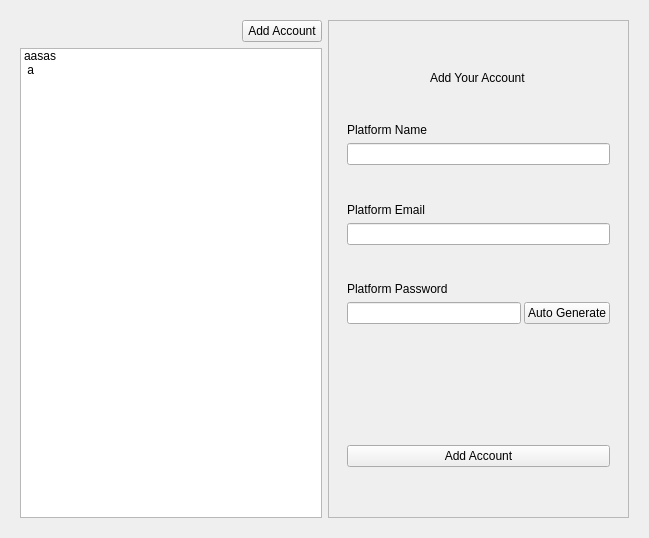
This is pages/view/passwordGenerator/passwordgeneratorpage.ui in SahisN/PasswordManager as Qt 5 draws it before an edit. The edited form follows.
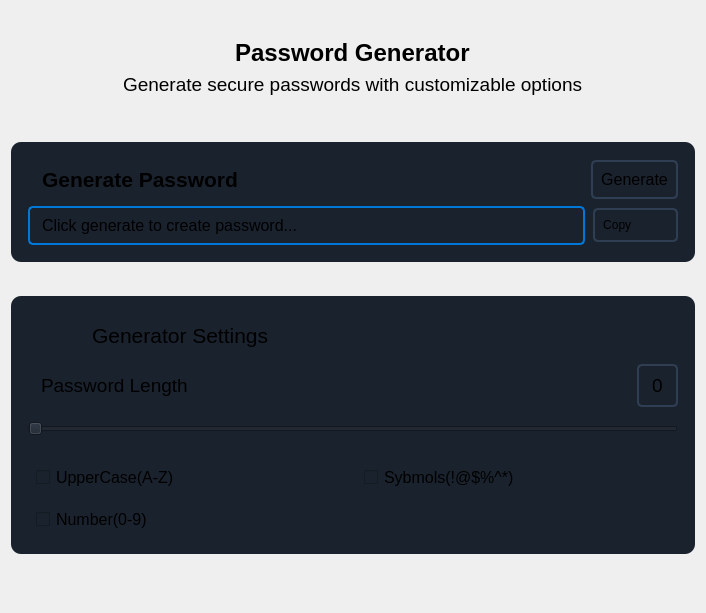
This is the edited form. The open tabs and pages were chosen to show the change. Icons and pictures are not drawn.

Commit message: feat: Added Styling to Password Generator Page" ;

```diff
--- a/pages/view/passwordGenerator/passwordgeneratorpage.ui
+++ b/pages/view/passwordGenerator/passwordgeneratorpage.ui
@@ -6,8 +6,8 @@
    <rect>
     <x>0</x>
     <y>0</y>
-    <width>649</width>
-    <height>538</height>
+    <width>706</width>
+    <height>613</height>
    </rect>
   </property>
   <property name="windowTitle">
@@ -15,213 +15,164 @@
   </property>
   <layout class="QVBoxLayout" name="verticalLayout_2">
    <item>
-    <widget class="QStackedWidget" name="dashboardPages">
-     <property name="currentIndex">
-      <number>1</number>
+    <spacer name="verticalSpacer_4">
+     <property name="orientation">
+      <enum>Qt::Orientation::Vertical</enum>
      </property>
-     <widget class="QWidget" name="vaultPage">
-      <layout class="QHBoxLayout" name="horizontalLayout_3">
-       <item>
-        <layout class="QVBoxLayout" name="verticalLayout_3">
-         <item alignment="Qt::AlignmentFlag::AlignRight">
-          <widget class="QPushButton" name="addAccountButton">
+     <property name="sizeHint" stdset="0">
+      <size>
+       <width>20</width>
+       <height>40</height>
+      </size>
+     </property>
+    </spacer>
+   </item>
+   <item alignment="Qt::AlignmentFlag::AlignHCenter|Qt::AlignmentFlag::AlignBottom">
+    <widget class="QLabel" name="pageLabel">
+     <property name="font">
+      <font>
+       <pointsize>18</pointsize>
+       <bold>true</bold>
+      </font>
+     </property>
            <property name="text">
-            <string>Add Account</string>
+      <string>Password Generator</string>
            </property>
           </widget>
          </item>
-         <item>
-          <layout class="QHBoxLayout" name="horizontalLayout_4">
-           <item>
-            <widget class="QListWidget" name="listWidget">
-             <item>
+   <item alignment="Qt::AlignmentFlag::AlignHCenter|Qt::AlignmentFlag::AlignTop">
+    <widget class="QLabel" name="pageDescription">
+     <property name="font">
+      <font>
+       <pointsize>14</pointsize>
+      </font>
+     </property>
               <property name="text">
-               <string>aasas 
- a</string>
-              </property>
-             </item>
-            </widget>
-           </item>
-          </layout>
-         </item>
-        </layout>
-       </item>
+      <string>Generate secure passwords with customizable options</string>
+     </property>
+    </widget>
+   </item>
+   <item>
+    <spacer name="verticalSpacer_3">
+     <property name="orientation">
+      <enum>Qt::Orientation::Vertical</enum>
+     </property>
+     <property name="sizeType">
+      <enum>QSizePolicy::Policy::Fixed</enum>
+     </property>
+     <property name="sizeHint" stdset="0">
+      <size>
+       <width>20</width>
+       <height>40</height>
+      </size>
+     </property>
+    </spacer>
+   </item>
        <item>
-        <layout class="QVBoxLayout" name="verticalLayout_4">
-         <item>
-          <widget class="QFrame" name="frame_3">
+    <widget class="QFrame" name="frame">
+     <property name="styleSheet">
+      <string notr="true">background-color: #1a222d;
+border: 2px;
+border-radius:10px;
+padding: 8px;</string>
+     </property>
            <property name="frameShape">
             <enum>QFrame::Shape::StyledPanel</enum>
            </property>
            <property name="frameShadow">
             <enum>QFrame::Shadow::Raised</enum>
            </property>
-           <layout class="QVBoxLayout" name="verticalLayout_8">
-            <item>
-             <widget class="QStackedWidget" name="accountPanel">
-              <property name="maximumSize">
-               <size>
-                <width>16777207</width>
-                <height>16777215</height>
-               </size>
-              </property>
-              <property name="currentIndex">
-               <number>2</number>
-              </property>
-              <widget class="QWidget" name="emptyAccountPage">
                <layout class="QVBoxLayout" name="verticalLayout">
-                <item alignment="Qt::AlignmentFlag::AlignHCenter|Qt::AlignmentFlag::AlignVCenter">
+      <item>
+       <layout class="QGridLayout" name="gridLayout">
+        <item row="0" column="1" alignment="Qt::AlignmentFlag::AlignRight">
+         <widget class="QPushButton" name="generatePasswordBtn">
+          <property name="font">
+           <font>
+            <pointsize>12</pointsize>
+           </font>
+          </property>
+          <property name="styleSheet">
+           <string notr="true">border: 2px solid #2f3e53;
+border-radius: 5px;</string>
+          </property>
+          <property name="text">
+           <string>Generate</string>
+          </property>
+          <property name="icon">
+           <iconset resource="../../../resources.qrc">
+            <normaloff>:/img/images/restart_logo.svg</normaloff>:/img/images/restart_logo.svg</iconset>
+          </property>
+          <property name="iconSize">
+           <size>
+            <width>24</width>
+            <height>24</height>
+           </size>
+          </property>
+         </widget>
+        </item>
+        <item row="0" column="0">
+         <widget class="QLabel" name="frameLabel">
+          <property name="font">
+           <font>
+            <pointsize>16</pointsize>
+            <bold>true</bold>
+           </font>
+          </property>
+          <property name="lineWidth">
+           <number>1</number>
+          </property>
+          <property name="text">
+           <string>Generate Password</string>
+          </property>
+         </widget>
+        </item>
+        <item row="1" column="1" alignment="Qt::AlignmentFlag::AlignRight">
+         <widget class="QPushButton" name="pushButton_2">
+          <property name="styleSheet">
+           <string notr="true">border: 2px solid #2f3e53;
+border-radius: 5px;</string>
+          </property>
+          <property name="text">
+           <string>Copy           </string>
+          </property>
+          <property name="icon">
+           <iconset resource="../../../resources.qrc">
+            <normaloff>:/img/images/copy_logo.svg</normaloff>:/img/images/copy_logo.svg</iconset>
+          </property>
+          <property name="iconSize">
+           <size>
+            <width>24</width>
+            <height>24</height>
+           </size>
+          </property>
+         </widget>
+        </item>
+        <item row="1" column="0">
                  <widget class="QLabel" name="label">
                   <property name="sizePolicy">
-                   <sizepolicy hsizetype="Preferred" vsizetype="Preferred">
+           <sizepolicy hsizetype="Expanding" vsizetype="Preferred">
                     <horstretch>0</horstretch>
                     <verstretch>0</verstretch>
                    </sizepolicy>
                   </property>
-                  <property name="text">
-                   <string>Select / Create a account  to view details</string>
-                  </property>
-                 </widget>
-                </item>
-               </layout>
-              </widget>
-              <widget class="QWidget" name="accountDetailPage">
-               <layout class="QVBoxLayout" name="verticalLayout_6">
-                <item>
-                 <widget class="QLabel" name="label_7">
-                  <property name="text">
-                   <string>Account Detail Page</string>
-                  </property>
-                 </widget>
-                </item>
-               </layout>
-              </widget>
-              <widget class="QWidget" name="createAccountPage">
-               <layout class="QVBoxLayout" name="verticalLayout_5">
-                <item>
-                 <spacer name="verticalSpacer_3">
-                  <property name="orientation">
-                   <enum>Qt::Orientation::Vertical</enum>
-                  </property>
-                  <property name="sizeHint" stdset="0">
-                   <size>
-                    <width>20</width>
-                    <height>40</height>
-                   </size>
-                  </property>
-                 </spacer>
-                </item>
-                <item alignment="Qt::AlignmentFlag::AlignHCenter">
-                 <widget class="QLabel" name="label_6">
+          <property name="font">
+           <font>
+            <pointsize>12</pointsize>
+           </font>
+          </property>
+          <property name="styleSheet">
+           <string notr="true">border: 2px solid #0078d7;;
+border-radius:5px;</string>
+          </property>
                   <property name="text">
-                   <string>Add Your Account</string>
+           <string>Click generate to create password...</string>
                   </property>
                  </widget>
                 </item>
-                <item>
-                 <spacer name="verticalSpacer_6">
-                  <property name="orientation">
-                   <enum>Qt::Orientation::Vertical</enum>
-                  </property>
-                  <property name="sizeHint" stdset="0">
-                   <size>
-                    <width>20</width>
-                    <height>40</height>
-                   </size>
-                  </property>
-                 </spacer>
-                </item>
-                <item alignment="Qt::AlignmentFlag::AlignLeft|Qt::AlignmentFlag::AlignBottom">
-                 <widget class="QLabel" name="accountTitleLabel">
-                  <property name="text">
-                   <string>Platform Name</string>
-                  </property>
-                 </widget>
-                </item>
-                <item>
-                 <widget class="QLineEdit" name="platformName"/>
-                </item>
-                <item>
-                 <spacer name="verticalSpacer_2">
-                  <property name="orientation">
-                   <enum>Qt::Orientation::Vertical</enum>
-                  </property>
-                  <property name="sizeHint" stdset="0">
-                   <size>
-                    <width>20</width>
-                    <height>40</height>
-                   </size>
-                  </property>
-                 </spacer>
-                </item>
-                <item alignment="Qt::AlignmentFlag::AlignBottom">
-                 <widget class="QLabel" name="label_4">
-                  <property name="text">
-                   <string>Platform Email</string>
-                  </property>
-                 </widget>
-                </item>
-                <item>
-                 <widget class="QLineEdit" name="platformEmail"/>
-                </item>
-                <item>
-                 <spacer name="verticalSpacer_4">
-                  <property name="orientation">
-                   <enum>Qt::Orientation::Vertical</enum>
-                  </property>
-                  <property name="sizeHint" stdset="0">
-                   <size>
-                    <width>20</width>
-                    <height>40</height>
-                   </size>
-                  </property>
-                 </spacer>
-                </item>
-                <item alignment="Qt::AlignmentFlag::AlignBottom">
-                 <widget class="QLabel" name="label_5">
-                  <property name="text">
-                   <string>Platform Password</string>
-                  </property>
-                 </widget>
-                </item>
-                <item>
-                 <layout class="QHBoxLayout" name="horizontalLayout_10">
-                  <property name="spacing">
-                   <number>3</number>
-                  </property>
-                  <property name="bottomMargin">
-                   <number>83</number>
-                  </property>
-                  <item>
-                   <widget class="QLineEdit" name="platformPassword"/>
-                  </item>
-                  <item>
-                   <widget class="QPushButton" name="autoGenerateButton">
-                    <property name="text">
-                     <string>Auto Generate</string>
-                    </property>
-                   </widget>
-                  </item>
-                 </layout>
-                </item>
-                <item>
-                 <spacer name="verticalSpacer_5">
-                  <property name="orientation">
-                   <enum>Qt::Orientation::Vertical</enum>
-                  </property>
-                  <property name="sizeHint" stdset="0">
-                   <size>
-                    <width>20</width>
-                    <height>40</height>
-                   </size>
-                  </property>
-                 </spacer>
-                </item>
-                <item>
-                 <widget class="QPushButton" name="addAccountButton_2">
-                  <property name="text">
-                   <string>Add Account</string>
-                  </property>
+       </layout>
+      </item>
+     </layout>
                  </widget>
                 </item>
                 <item>
@@ -237,119 +188,143 @@
                   </property>
                  </spacer>
                 </item>
-               </layout>
-              </widget>
-             </widget>
-            </item>
-           </layout>
-          </widget>
-         </item>
-        </layout>
-       </item>
-      </layout>
-     </widget>
-     <widget class="QWidget" name="passwordGeneratorPage">
-      <layout class="QVBoxLayout" name="verticalLayout_9">
-       <item>
-        <widget class="QLabel" name="label_2">
-         <property name="text">
-          <string>Password Generator</string>
-         </property>
-        </widget>
-       </item>
-       <item>
-        <widget class="QLabel" name="label_8">
-         <property name="text">
-          <string>Generate secure password with customizable option</string>
-         </property>
-        </widget>
-       </item>
        <item>
         <widget class="QFrame" name="frame_2">
+     <property name="styleSheet">
+      <string notr="true">background-color: #1a222d;
+border: 2px;
+border-radius:10px;
+padding: 8px;</string>
+     </property>
          <property name="frameShape">
           <enum>QFrame::Shape::StyledPanel</enum>
          </property>
          <property name="frameShadow">
           <enum>QFrame::Shadow::Raised</enum>
          </property>
-         <layout class="QVBoxLayout" name="verticalLayout_11">
+     <layout class="QVBoxLayout" name="verticalLayout_3">
           <item>
-           <layout class="QHBoxLayout" name="horizontalLayout">
-            <item alignment="Qt::AlignmentFlag::AlignBottom">
-             <widget class="QLabel" name="label_9">
-              <property name="text">
-               <string>Generate Password</string>
-              </property>
-             </widget>
-            </item>
-            <item alignment="Qt::AlignmentFlag::AlignRight|Qt::AlignmentFlag::AlignBottom">
-             <widget class="QPushButton" name="passwordGenerateButton">
-              <property name="text">
-               <string>Generate</string>
-              </property>
-              <property name="icon">
-               <iconset theme="QIcon::ThemeIcon::SyncSynchronizing"/>
-              </property>
-             </widget>
-            </item>
-           </layout>
-          </item>
-          <item>
-           <layout class="QHBoxLayout" name="horizontalLayout_5">
-            <item>
-             <widget class="QLabel" name="showPassword">
-              <property name="text">
-               <string>TextLabel</string>
-              </property>
-             </widget>
-            </item>
-            <item alignment="Qt::AlignmentFlag::AlignRight">
-             <widget class="QPushButton" name="copyButton">
+       <layout class="QHBoxLayout" name="horizontalLayout_2">
+        <item alignment="Qt::AlignmentFlag::AlignLeft">
+         <widget class="QLabel" name="label_4">
+          <property name="sizePolicy">
+           <sizepolicy hsizetype="Minimum" vsizetype="Minimum">
+            <horstretch>0</horstretch>
+            <verstretch>0</verstretch>
+           </sizepolicy>
+          </property>
+          <property name="minimumSize">
+           <size>
+            <width>45</width>
+            <height>45</height>
+           </size>
+          </property>
+          <property name="maximumSize">
+           <size>
+            <width>30</width>
+            <height>30</height>
+           </size>
+          </property>
               <property name="text">
                <string/>
               </property>
-              <property name="icon">
-               <iconset theme="QIcon::ThemeIcon::EditCopy"/>
-              </property>
-             </widget>
-            </item>
-           </layout>
-          </item>
-         </layout>
-        </widget>
-       </item>
-       <item>
-        <widget class="QFrame" name="frame_4">
-         <property name="frameShape">
-          <enum>QFrame::Shape::StyledPanel</enum>
-         </property>
-         <property name="frameShadow">
-          <enum>QFrame::Shadow::Raised</enum>
-         </property>
-         <layout class="QVBoxLayout" name="verticalLayout_12">
-          <item>
-           <widget class="QLabel" name="label_10">
+          <property name="pixmap">
+           <pixmap resource="../../../resources.qrc">:/img/images/settings_logo.svg</pixmap>
+          </property>
+          <property name="scaledContents">
+           <bool>true</bool>
+          </property>
+         </widget>
+        </item>
+        <item alignment="Qt::AlignmentFlag::AlignLeft">
+         <widget class="QLabel" name="frame2Label">
+          <property name="font">
+           <font>
+            <pointsize>16</pointsize>
+           </font>
+          </property>
             <property name="text">
-             <string>Generate Settings</string>
+           <string>Generator Settings</string>
             </property>
            </widget>
           </item>
           <item>
-           <layout class="QHBoxLayout" name="horizontalLayout_6">
+         <spacer name="horizontalSpacer">
+          <property name="orientation">
+           <enum>Qt::Orientation::Horizontal</enum>
+          </property>
+          <property name="sizeHint" stdset="0">
+           <size>
+            <width>40</width>
+            <height>20</height>
+           </size>
+          </property>
+         </spacer>
+        </item>
+       </layout>
+      </item>
             <item>
-             <widget class="QLabel" name="label_11">
+       <layout class="QHBoxLayout" name="horizontalLayout_3">
+        <item>
+         <widget class="QLabel" name="passwordLengthLabel">
+          <property name="font">
+           <font>
+            <pointsize>14</pointsize>
+           </font>
+          </property>
               <property name="text">
                <string>Password Length</string>
               </property>
              </widget>
             </item>
             <item alignment="Qt::AlignmentFlag::AlignRight">
-             <widget class="QLCDNumber" name="passwordLengthDisplay"/>
+         <widget class="QLabel" name="passwordLengthDisplay">
+          <property name="font">
+           <font>
+            <pointsize>14</pointsize>
+           </font>
+          </property>
+          <property name="styleSheet">
+           <string notr="true">border: 2px solid #2f3e53;
+border-radius:5px;
+</string>
+          </property>
+          <property name="text">
+           <string>0</string>
+          </property>
+         </widget>
             </item>
            </layout>
           </item>
           <item>
-           <widget class="QSlider" name="passwordLengthSelector">
+       <widget class="QSlider" name="horizontalSlider">
+        <property name="styleSheet">
+         <string notr="true">QScrollBar:horizontal {
+        border: none;
+        background: #e0e0e0;
+        height: 14px; /* Thicker height */
+        margin: 0px 20px 0 20px;
+        border-radius: 7px;
+    }
+
+    QScrollBar::handle:horizontal {
+        background: #888;
+        min-width: 30px;
+        border-radius: 7px; /* Rounded handle */
+    }
+
+    QScrollBar::add-line:horizontal,
+    QScrollBar::sub-line:horizontal {
+        background: none;
+        border: none;
+        width: 0px;
+    }
+
+    QScrollBar::add-page:horizontal,
+    QScrollBar::sub-page:horizontal {
+        background: none;
+    }</string>
+        </property>
             <property name="orientation">
              <enum>Qt::Orientation::Horizontal</enum>
             </property>
@@ -363,78 +338,87 @@
            </widget>
           </item>
           <item>
-           <layout class="QGridLayout" name="gridLayout">
+       <layout class="QGridLayout" name="gridLayout_2">
+        <item row="1" column="0">
+         <widget class="QCheckBox" name="checkBox_2">
+          <property name="font">
+           <font>
+            <pointsize>12</pointsize>
+           </font>
+          </property>
+          <property name="layoutDirection">
+           <enum>Qt::LayoutDirection::LeftToRight</enum>
+          </property>
+          <property name="styleSheet">
+           <string notr="true">border: 2px white;</string>
+          </property>
+          <property name="text">
+           <string>Number(0-9)</string>
+          </property>
+         </widget>
+        </item>
             <item row="0" column="0">
-             <widget class="QLabel" name="label_12">
+         <widget class="QCheckBox" name="checkBox">
+          <property name="font">
+           <font>
+            <pointsize>12</pointsize>
+           </font>
+          </property>
+          <property name="layoutDirection">
+           <enum>Qt::LayoutDirection::LeftToRight</enum>
+          </property>
+          <property name="styleSheet">
+           <string notr="true">border: 2px #2f3e53;</string>
+          </property>
               <property name="text">
-               <string>Uppercase (A-Z)</string>
+           <string>UpperCase(A-Z)</string>
               </property>
              </widget>
             </item>
             <item row="0" column="1">
-             <widget class="QCheckBox" name="upperCaseCheckBox">
-              <property name="text">
-               <string>Allowed</string>
-              </property>
-             </widget>
-            </item>
-            <item row="1" column="1">
-             <widget class="QCheckBox" name="numberCheckBox">
-              <property name="text">
-               <string>Allowed</string>
-              </property>
-             </widget>
-            </item>
-            <item row="0" column="2">
-             <widget class="QLabel" name="label_14">
+         <widget class="QCheckBox" name="checkBox_3">
+          <property name="font">
+           <font>
+            <pointsize>12</pointsize>
+           </font>
+          </property>
+          <property name="layoutDirection">
+           <enum>Qt::LayoutDirection::LeftToRight</enum>
+          </property>
               <property name="text">
-               <string>Symbols(!@#$)</string>
+           <string>Sybmols(!@$%^*)</string>
               </property>
              </widget>
             </item>
-            <item row="0" column="3">
-             <widget class="QCheckBox" name="symbolCheckBox">
-              <property name="text">
-               <string>Allowed</string>
-              </property>
-             </widget>
-            </item>
-            <item row="1" column="0">
-             <widget class="QLabel" name="label_13">
-              <property name="text">
-               <string>Number (0-9)</string>
-              </property>
-             </widget>
-            </item>
-           </layout>
+       </layout>
+      </item>
+     </layout>
+    </widget>
           </item>
           <item>
-           <widget class="Line" name="line_2">
+    <spacer name="verticalSpacer_2">
             <property name="orientation">
-             <enum>Qt::Orientation::Horizontal</enum>
-            </property>
-           </widget>
-          </item>
-         </layout>
-        </widget>
-       </item>
-      </layout>
-     </widget>
-     <widget class="QWidget" name="settingsPage">
-      <layout class="QVBoxLayout" name="verticalLayout_10">
+      <enum>Qt::Orientation::Vertical</enum>
+     </property>
+     <property name="sizeHint" stdset="0">
+      <size>
+       <width>20</width>
+       <height>40</height>
+      </size>
+     </property>
+    </spacer>
+   </item>
        <item>
-        <widget class="QLabel" name="label_3">
+    <widget class="QLabel" name="label_5">
          <property name="text">
-          <string>SettingsPage</string>
+      <string/>
          </property>
         </widget>
        </item>
       </layout>
      </widget>
-    </widget>
-   </item>
-  </layout>
- </widget>
- <resources/>
+ <resources>
+  <include location="../../../resources.qrc"/>
+ </resources>
  <connections/>
 </ui>
```
Lines whose indentation alone changed are shown as unchanged. The commit also changes 5 other files.
